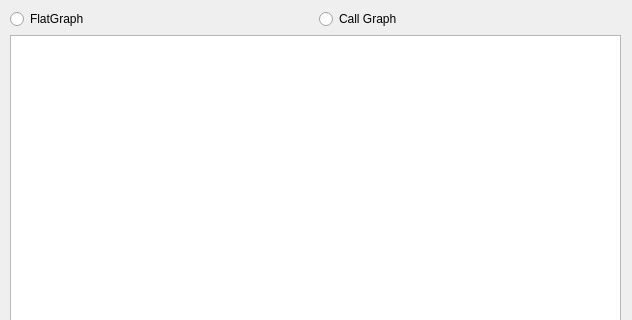
Old version of the form rbkit-lib/ui/cpuview.ui in the repository codemancers/rbkit-client; both pictures show x 0 to 632 and y 0 to 320 of the 632 by 614 pixel window.
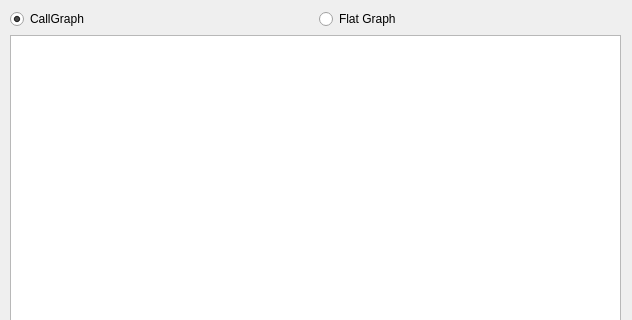
New version of the form.

Commit message: switch between call graph and flat graph the switching logic now works fine with default view as call graph

```diff
--- a/rbkit-lib/ui/cpuview.ui
+++ b/rbkit-lib/ui/cpuview.ui
@@ -28,14 +28,17 @@
       <item>
        <widget class="QRadioButton" name="callGraphRadio">
         <property name="text">
-         <string>FlatGraph</string>
+         <string>CallGraph</string>
+        </property>
+        <property name="checked">
+         <bool>true</bool>
         </property>
        </widget>
       </item>
       <item>
        <widget class="QRadioButton" name="flatRadio">
         <property name="text">
-         <string>Call Graph</string>
+         <string>Flat Graph</string>
         </property>
        </widget>
       </item>
```
The commit also changes 3 other files.
